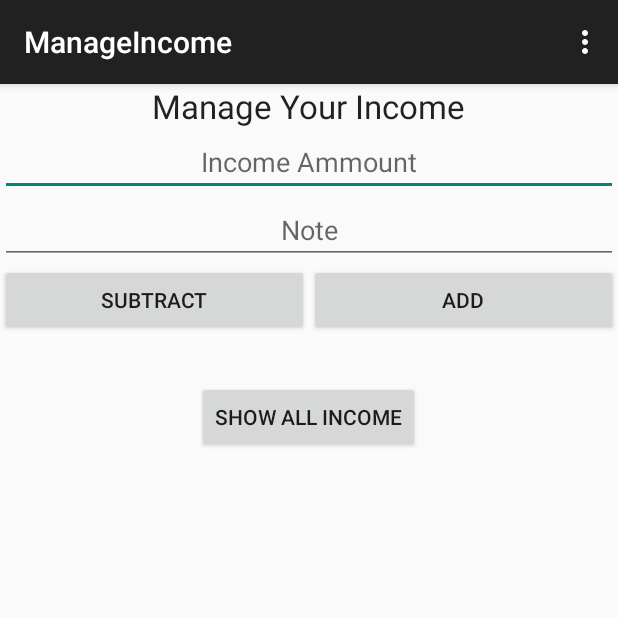
After one commit to atiartalukdar/ExpenseManager, an Android app: the ManageIncome screen opened directly, with no data from a screen before it, on a phone screen of 412 x 824 dp, the top half of it. The commit adds this screen. Run offline under Robolectric (Android 15) with nearby library versions, the phone set to English and light mode, and no system bars.

```diff
--- a/app/src/main/AndroidManifest.xml
+++ b/app/src/main/AndroidManifest.xml
@@ -24,6 +24,10 @@
             android:name=".showAllValue"
             android:label="@string/title_activity_show_all_value" >
         </activity>
+        <activity
+            android:name=".ManageIncome"
+            android:label="@string/title_activity_manage_income" >
+        </activity>
     </application>
 
 </manifest>
--- /dev/null
+++ b/app/src/main/java/expensemanager/com/nothing2says/talukdar/expensemanager/ManageIncome.java
@@ -0,0 +1,37 @@
+package expensemanager.com.nothing2says.talukdar.expensemanager;
+
+import android.support.v7.app.AppCompatActivity;
+import android.os.Bundle;
+import android.view.Menu;
+import android.view.MenuItem;
+
+public class ManageIncome extends AppCompatActivity {
+
+    @Override
+    protected void onCreate(Bundle savedInstanceState) {
+        super.onCreate(savedInstanceState);
+        setContentView(R.layout.activity_manage_income);
+    }
+
+    @Override
+    public boolean onCreateOptionsMenu(Menu menu) {
+        // Inflate the menu; this adds items to the action bar if it is present.
+        getMenuInflater().inflate(R.menu.menu_manage_income, menu);
+        return true;
+    }
+
+    @Override
+    public boolean onOptionsItemSelected(MenuItem item) {
+        // Handle action bar item clicks here. The action bar will
+        // automatically handle clicks on the Home/Up button, so long
+        // as you specify a parent activity in AndroidManifest.xml.
+        int id = item.getItemId();
+
+        //noinspection SimplifiableIfStatement
+        if (id == R.id.action_settings) {
+            return true;
+        }
+
+        return super.onOptionsItemSelected(item);
+    }
+}
--- a/app/src/main/res/layout/activity_add_expense.xml
+++ b/app/src/main/res/layout/activity_add_expense.xml
@@ -45,6 +45,7 @@
                 android:layout_height="wrap_content"
                 android:layout_gravity="left"
                 android:text="Show All Income"
+                android:onClick="showAllIncome"
                 android:id="@+id/showAllIncome" />
 
             <Button
@@ -54,6 +55,7 @@
                 android:layout_weight="1"
                 android:layout_height="wrap_content"
                 android:text="Manage Income"
+                android:onClick="manageIncome"
                 android:id="@+id/manageIncome"/>
         </LinearLayout>
 
--- /dev/null
+++ b/app/src/main/res/layout/activity_manage_income.xml
@@ -0,0 +1,59 @@
+ <LinearLayout
+        xmlns:android="http://schemas.android.com/apk/res/android"
+        xmlns:tools="http://schemas.android.com/tools"
+        android:orientation="vertical"
+        android:layout_width="match_parent"
+        android:layout_height="match_parent">
+
+     <TextView
+         android:layout_width="wrap_content"
+         android:layout_height="wrap_content"
+         android:layout_gravity="center"
+         android:textAppearance="?android:attr/textAppearanceLarge"
+         android:text="Manage Your Income"
+         android:id="@+id/textView3" />
+
+     <EditText
+         android:layout_width="match_parent"
+         android:layout_height="wrap_content"
+         android:gravity="center"
+         android:hint="Income Ammount"
+         android:id="@+id/incomeAmountED" />
+
+     <EditText
+         android:layout_width="match_parent"
+         android:gravity="center"
+         android:hint="Note"
+         android:layout_height="wrap_content"
+         android:id="@+id/incomeAmountNoteED" />
+
+     <LinearLayout
+         android:orientation="horizontal"
+         android:layout_width="match_parent"
+         android:layout_height="wrap_content">
+
+         <Button
+             android:layout_width="0dp"
+             android:layout_weight="1"
+             android:layout_height="wrap_content"
+             android:text="Subtract"
+             android:id="@+id/button5" />
+
+         <Button
+             android:layout_width="0dp"
+             android:layout_weight="1"
+             android:layout_height="wrap_content"
+             android:text="Add"
+             android:id="@+id/button6" />
+     </LinearLayout>
+
+     <Button
+         android:layout_width="wrap_content"
+         android:layout_height="wrap_content"
+         android:text="Show All Income"
+         android:layout_marginTop="30dp"
+         android:onClick="showAllIncome"
+         android:layout_gravity="center"
+         android:id="@+id/button7" />
+
+ </LinearLayout>
--- /dev/null
+++ b/app/src/main/res/menu/menu_manage_income.xml
@@ -0,0 +1,7 @@
+<menu xmlns:android="http://schemas.android.com/apk/res/android"
+    xmlns:app="http://schemas.android.com/apk/res-auto"
+    xmlns:tools="http://schemas.android.com/tools"
+    tools:context="expensemanager.com.nothing2says.talukdar.expensemanager.ManageIncome">
+    <item android:id="@+id/action_settings" android:title="@string/action_settings"
+        android:orderInCategory="100" app:showAsAction="never" />
+</menu>
--- a/app/src/main/res/values/strings.xml
+++ b/app/src/main/res/values/strings.xml
@@ -7,4 +7,5 @@
     <string name="action_settings">Settings</string>
     <string name="title_activity_add_expense">addExpense</string>
     <string name="title_activity_show_all_value">showAllValue</string>
+    <string name="title_activity_manage_income">ManageIncome</string>
 </resources>
```
